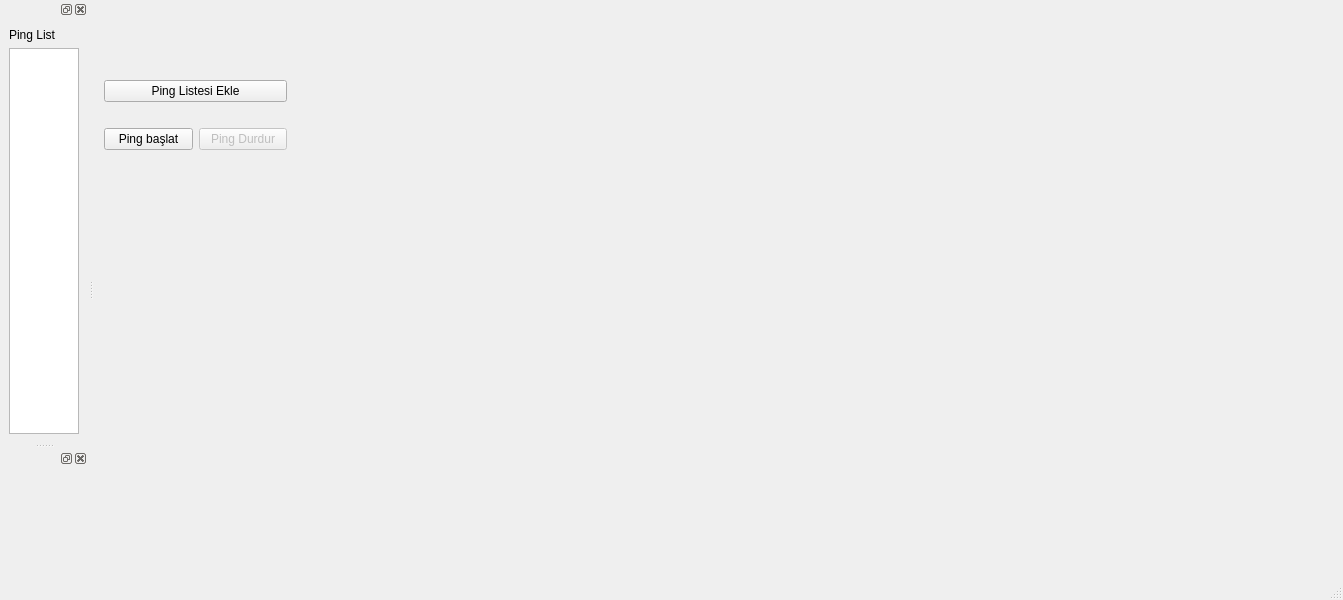
Old version of the form QTDesigns/MainWindow.ui in the repository Gorkembukel/MonitorNetworkConnectivity.
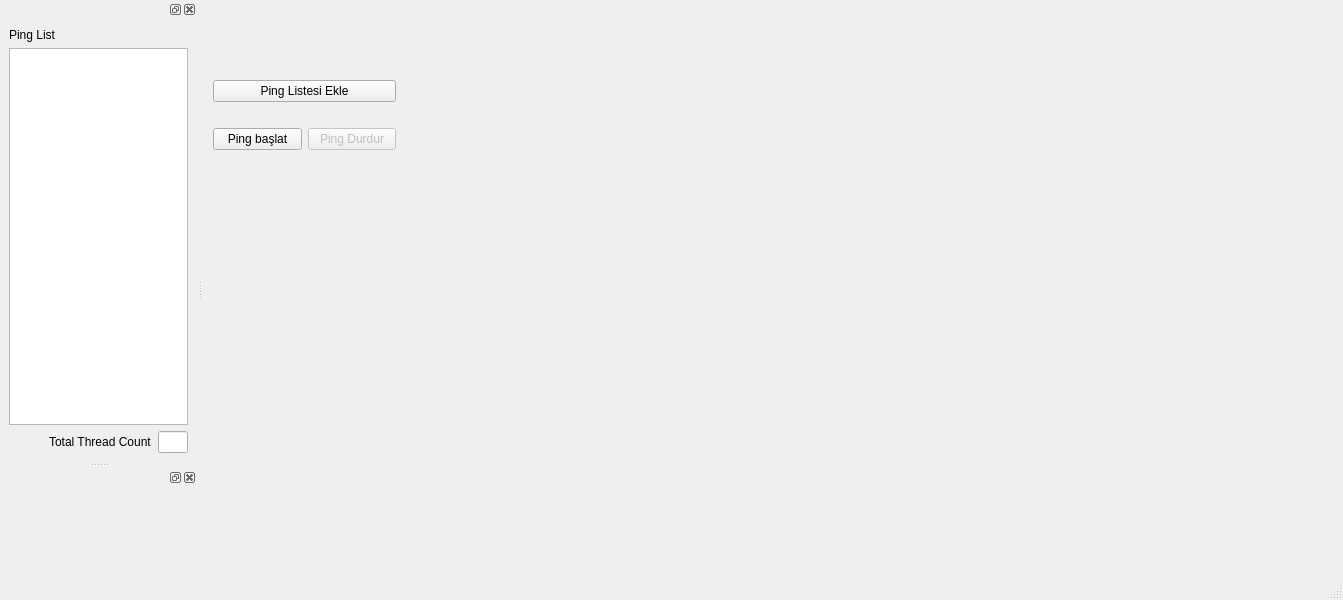
New version of the form.

Diff of the .ui file:
```diff
--- a/QTDesigns/MainWindow.ui
+++ b/QTDesigns/MainWindow.ui
@@ -109,8 +109,51 @@
        <property name="sizeAdjustPolicy">
         <enum>QAbstractScrollArea::AdjustToContents</enum>
        </property>
+       <property name="sortingEnabled">
+        <bool>true</bool>
+       </property>
       </widget>
      </item>
+     <item>
+      <layout class="QHBoxLayout" name="horizontalLayout_2">
+       <item>
+        <spacer name="horizontalSpacer">
+         <property name="orientation">
+          <enum>Qt::Horizontal</enum>
+         </property>
+         <property name="sizeHint" stdset="0">
+          <size>
+           <width>40</width>
+           <height>20</height>
+          </size>
+         </property>
+        </spacer>
+       </item>
+       <item>
+        <widget class="QLabel" name="label_2">
+         <property name="text">
+          <string>Total Thread Count</string>
+         </property>
+        </widget>
+       </item>
+       <item>
+        <widget class="QLineEdit" name="lineEdit_threadCount">
+         <property name="sizePolicy">
+          <sizepolicy hsizetype="Fixed" vsizetype="Fixed">
+           <horstretch>0</horstretch>
+           <verstretch>0</verstretch>
+          </sizepolicy>
+         </property>
+         <property name="maximumSize">
+          <size>
+           <width>30</width>
+           <height>16777215</height>
+          </size>
+         </property>
+        </widget>
+       </item>
+      </layout>
+     </item>
     </layout>
    </widget>
   </widget>
```
Left out of the diff: 13 changed lines with no effect on the pictures.
